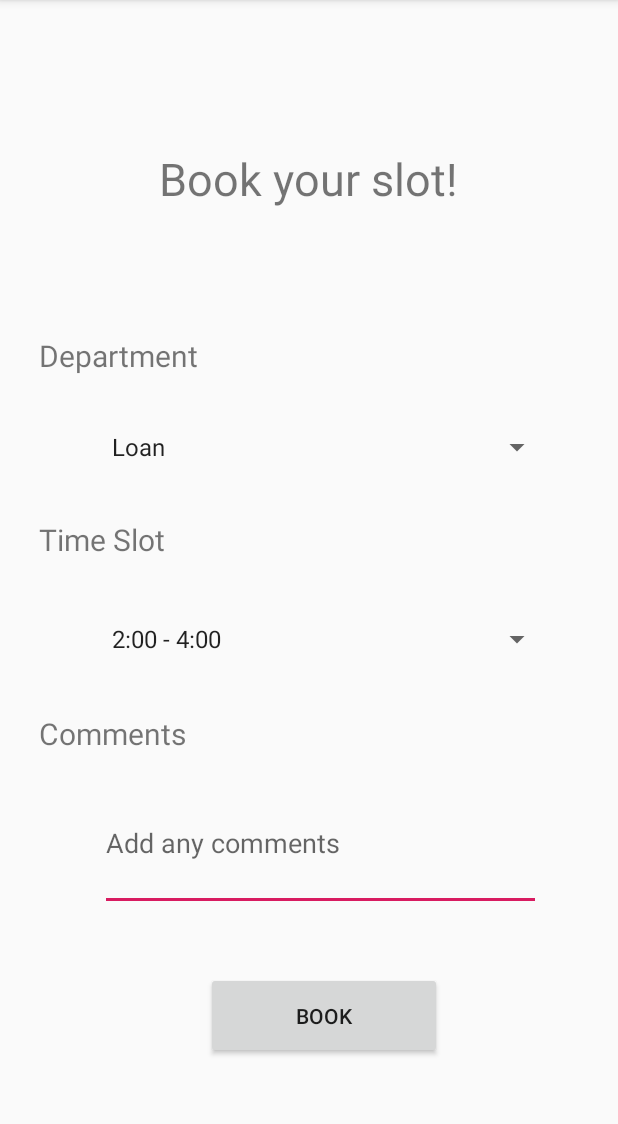
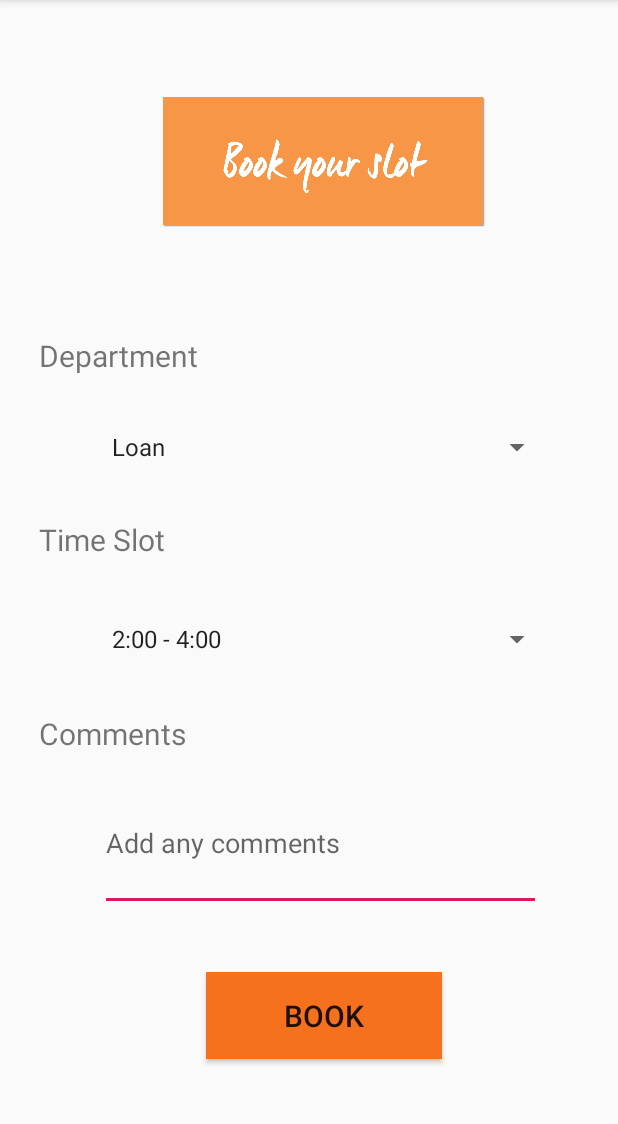
Before and after one commit to athonhack33/SYND, an Android app: the BookingActivity screen opened directly, with no data from a screen before it, on a phone screen of 412 x 824 dp, the part 84-1208 px from its top. Run offline under Robolectric (Android 15) with nearby library versions, the phone set to English and light mode, and no system bars; our stand-ins replace Firebase (no records; nobody signed in at launch, a user with empty details on screens opened directly).

Commit message:
ORGANGE COLOR UPDATED!

```diff
--- a/app/src/main/res/layout/activity_booking.xml
+++ b/app/src/main/res/layout/activity_booking.xml
@@ -5,20 +5,6 @@
     android:layout_width="match_parent"
     android:layout_height="match_parent"
     tools:context=".BookingActivity">
-
-    <TextView
-        android:id="@+id/textView"
-        android:layout_width="314dp"
-        android:layout_height="44dp"
-        android:text="Book your slot!"
-        android:textAlignment="center"
-        android:textSize="30dp"
-        app:layout_constraintBottom_toBottomOf="parent"
-        app:layout_constraintEnd_toEndOf="parent"
-        app:layout_constraintHorizontal_bias="0.494"
-        app:layout_constraintStart_toStartOf="parent"
-        app:layout_constraintTop_toTopOf="parent"
-        app:layout_constraintVertical_bias="0.136" />
 
     <TextView
         android:id="@+id/tvdept"
@@ -89,6 +75,8 @@
         android:layout_width="157dp"
         android:layout_height="58dp"
         android:text="BOOK"
+        android:textSize="20dp"
+        android:background="@color/orange"
         app:layout_constraintBottom_toBottomOf="parent"
         app:layout_constraintEnd_toEndOf="parent"
         app:layout_constraintHorizontal_bias="0.54"
@@ -294,4 +282,15 @@
         </androidx.constraintlayout.widget.ConstraintLayout>
     </androidx.cardview.widget.CardView>
 
+    <ImageView
+        android:id="@+id/imageView4"
+        android:layout_width="216dp"
+        android:layout_height="216dp"
+        android:layout_marginEnd="88dp"
+        app:layout_constraintBottom_toBottomOf="parent"
+        app:layout_constraintEnd_toEndOf="parent"
+        app:layout_constraintTop_toTopOf="parent"
+        app:layout_constraintVertical_bias="0.0"
+        app:srcCompat="@drawable/book_s" />
+
 </androidx.constraintlayout.widget.ConstraintLayout>
--- a/app/src/main/res/layout/activity_mark_zone.xml
+++ b/app/src/main/res/layout/activity_mark_zone.xml
@@ -5,7 +5,6 @@
         android:layout_width="match_parent"
         android:layout_height="match_parent"
         android:orientation="vertical"
-
         tools:context=".markZoneActivity">
 
 
@@ -98,8 +97,8 @@
 
     <TextView
         android:id="@+id/textView4"
-        android:layout_width="92dp"
-        android:layout_height="30dp"
+        android:layout_width="131dp"
+        android:layout_height="27dp"
         android:text="Description"
         android:textSize="18dp"
         app:layout_constraintBottom_toBottomOf="parent"
--- a/app/src/main/res/layout/activity_rewards.xml
+++ b/app/src/main/res/layout/activity_rewards.xml
@@ -61,7 +61,7 @@
         android:id="@+id/bank_count"
         android:layout_width="80dp"
         android:layout_height="26dp"
-        android:text="0"
+        android:text="8"
         app:layout_constraintBottom_toBottomOf="parent"
         app:layout_constraintEnd_toEndOf="parent"
         app:layout_constraintHorizontal_bias="0.767"
@@ -73,7 +73,7 @@
         android:id="@+id/zone_count"
         android:layout_width="71dp"
         android:layout_height="21dp"
-        android:text="0"
+        android:text="10"
         app:layout_constraintBottom_toBottomOf="parent"
         app:layout_constraintEnd_toEndOf="parent"
         app:layout_constraintHorizontal_bias="0.73"
```
Also changed, not shown: app/src/main/java/com/example/synd/markZoneActivity.java (+0 -7 lines), app/src/main/res/layout/activity_zone_view.xml (+9 -8 lines), app/src/main/res/drawable/book_s.png (added), app/src/main/res/drawable/ps.jpg (added).
